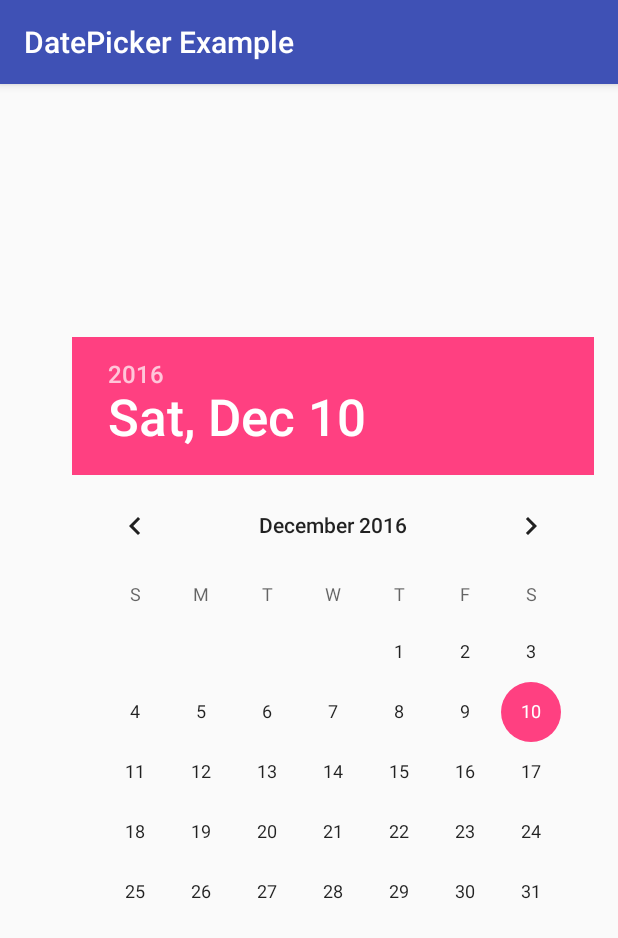
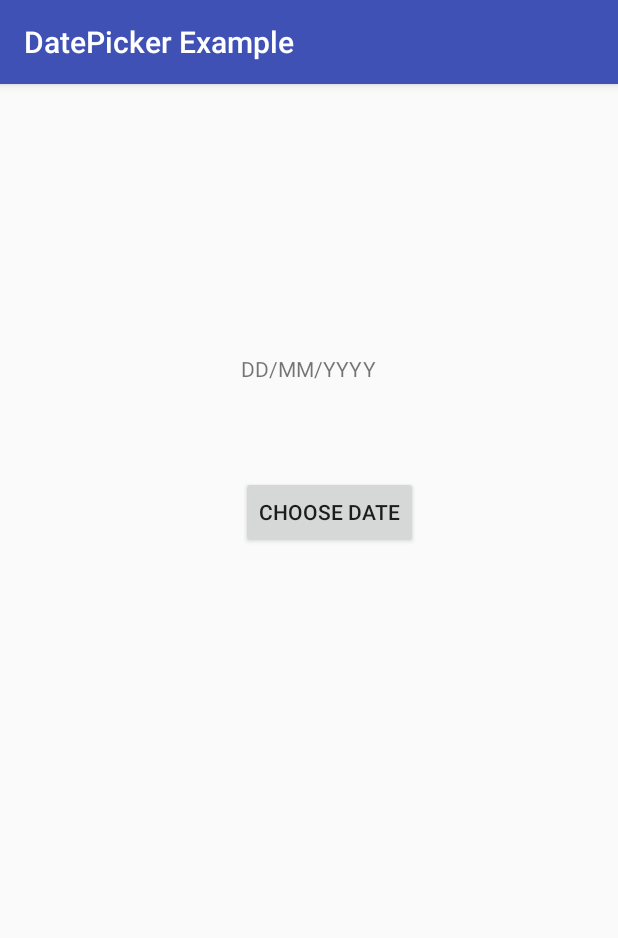
Before and after one commit to jay-thakur/DatePickerExample, an Android app: the screen it shows after launch (MainActivity), on a phone screen of 412 x 824 dp. Shown: the top 938 px of the screen. Run offline under Robolectric (Android 15) with nearby library versions, the phone set to English and light mode, and no system bars.

Commit message:
date  picker done.

```diff
--- a/app/src/main/res/layout/activity_main.xml
+++ b/app/src/main/res/layout/activity_main.xml
@@ -10,11 +10,23 @@
     android:paddingTop="@dimen/activity_vertical_margin"
     tools:context="com.appniche.datepickerexample.MainActivity">
 
-    <DatePicker
+
+    <TextView
+        android:text="DD/MM/YYYY"
         android:layout_width="wrap_content"
         android:layout_height="wrap_content"
-        android:layout_centerVertical="true"
-        android:layout_alignParentRight="true"
-        android:layout_alignParentEnd="true"
-        android:id="@+id/datePicker2" />
+        android:layout_alignParentTop="true"
+        android:layout_centerHorizontal="true"
+        android:layout_marginTop="164dp"
+        android:id="@+id/textView" />
+
+    <Button
+        android:text="Choose Date"
+        android:layout_width="wrap_content"
+        android:layout_height="wrap_content"
+        android:layout_below="@+id/textView"
+        android:layout_alignLeft="@+id/textView"
+        android:layout_alignStart="@+id/textView"
+        android:layout_marginTop="62dp"
+        android:id="@+id/button" />
 </RelativeLayout>
```
Also changed, not shown: app/src/main/java/com/appniche/datepickerexample/MainActivity.java (+47 -0 lines), app/build.gradle (line endings or trailing spaces).
